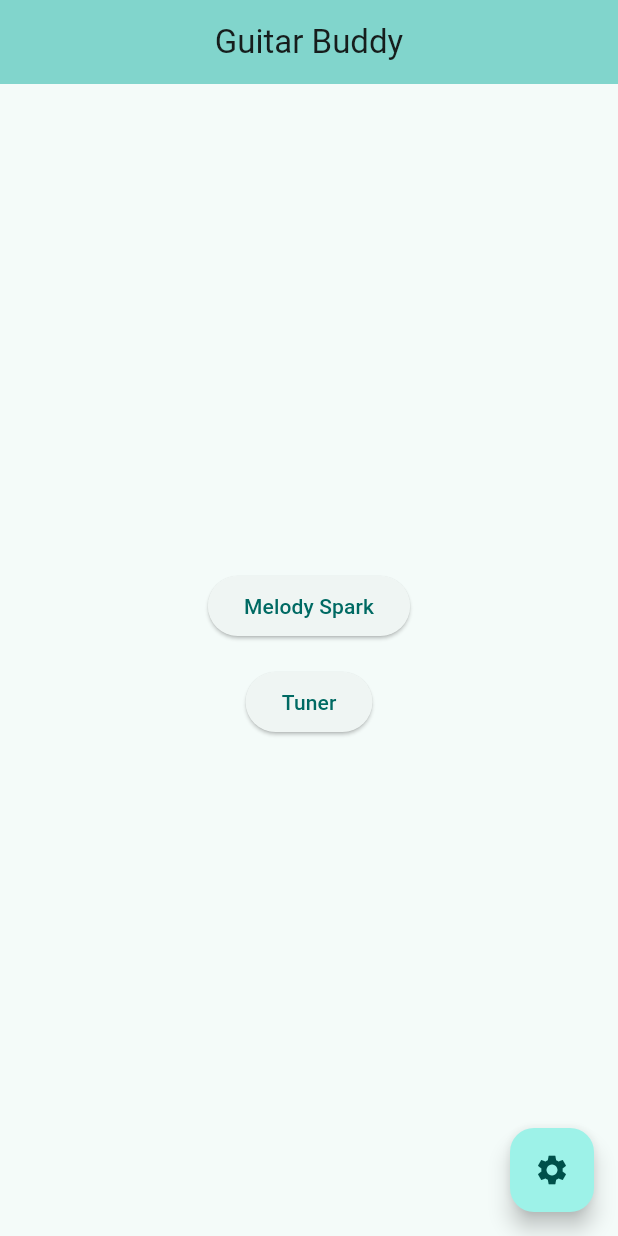
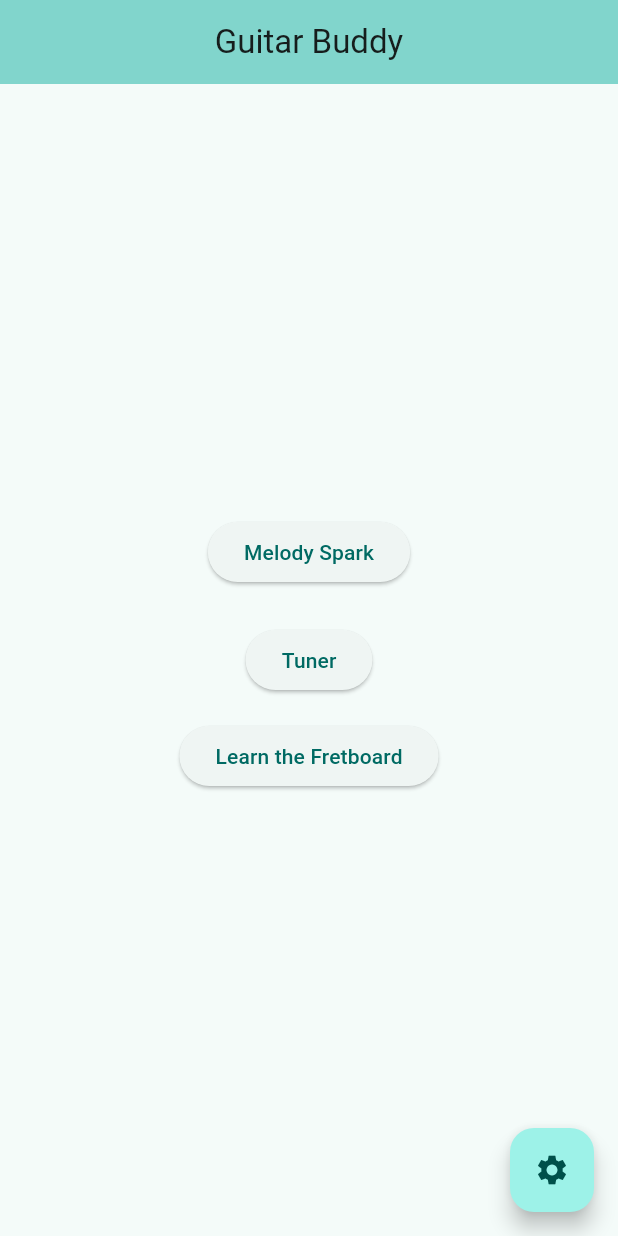
Before and after one commit to jacehalvorson/guitar_buddy, a Flutter app: the screen it shows after launch, on a phone screen of 412 x 824 dp. Run offline on Flutter 3.47's test engine with Material 2 defaults, Android fonts, the light colour scheme and no system bars.

Commit message:
Extracted menu option buttons to menu_options.dart

```diff
--- a/guitar_buddy/lib/main.dart
+++ b/guitar_buddy/lib/main.dart
@@ -1,5 +1,5 @@
-import 'dart:math';
 import 'package:flutter/material.dart';
+import 'menu_options.dart';
 
 void main() {
   runApp(const MyApp());
@@ -41,11 +41,10 @@ class MyHomePage extends StatefulWidget {
 }
 
 class _MyHomePageState extends State<MyHomePage> {
-  static const buttonSpacing = 8.0;
-
   void _openSettings() {
     setState(() {
       // Grey out everything and open settings
+      print('Settings');
     });
   }
 
@@ -79,24 +78,7 @@ class _MyHomePageState extends State<MyHomePage> {
         ),
       ),
       body: Center(
-        child: Column(
-          mainAxisAlignment: MainAxisAlignment.center,
-          children: <Widget>[
-            Padding(
-                padding: const EdgeInsets.only(bottom: buttonSpacing),
-                child: ElevatedButton(
-                  onPressed: _launchMelodySpark,
-                  child: const Text('Melody Spark'),
-                )),
-            Padding(
-              padding: const EdgeInsets.symmetric(vertical: buttonSpacing),
-              child: ElevatedButton(
-                onPressed: _launchTuner,
-                child: const Text('Tuner'),
-              ),
-            ),
-          ],
-        ),
+        child: MenuOptions(),
       ),
       floatingActionButton: FloatingActionButton(
         onPressed: _openSettings,
--- /dev/null
+++ b/guitar_buddy/lib/menu_options.dart
@@ -0,0 +1,42 @@
+import 'package:flutter/material.dart';
+
+class MenuOptions extends StatelessWidget {
+  static const buttonSpacing = 8.0;
+
+  @override
+  Widget build(BuildContext context) {
+    return Column(
+      mainAxisAlignment: MainAxisAlignment.center,
+      children: <Widget>[
+        Padding(
+            padding: const EdgeInsets.only(
+                top: buttonSpacing, bottom: 2 * buttonSpacing),
+            child: ElevatedButton(
+              onPressed: () {
+                print('Melody Spark');
+              },
+              child: const Text('Melody Spark'),
+            )),
+        Padding(
+          padding: const EdgeInsets.symmetric(vertical: buttonSpacing),
+          child: ElevatedButton(
+            onPressed: () {
+              print('Tuner');
+            },
+            child: const Text('Tuner'),
+          ),
+        ),
+        Padding(
+          padding: const EdgeInsets.only(
+              top: buttonSpacing, bottom: 2 * buttonSpacing),
+          child: ElevatedButton(
+            onPressed: () {
+              print('Learn the Fretboard');
+            },
+            child: const Text('Learn the Fretboard'),
+          ),
+        ),
+      ],
+    );
+  }
+}
```
